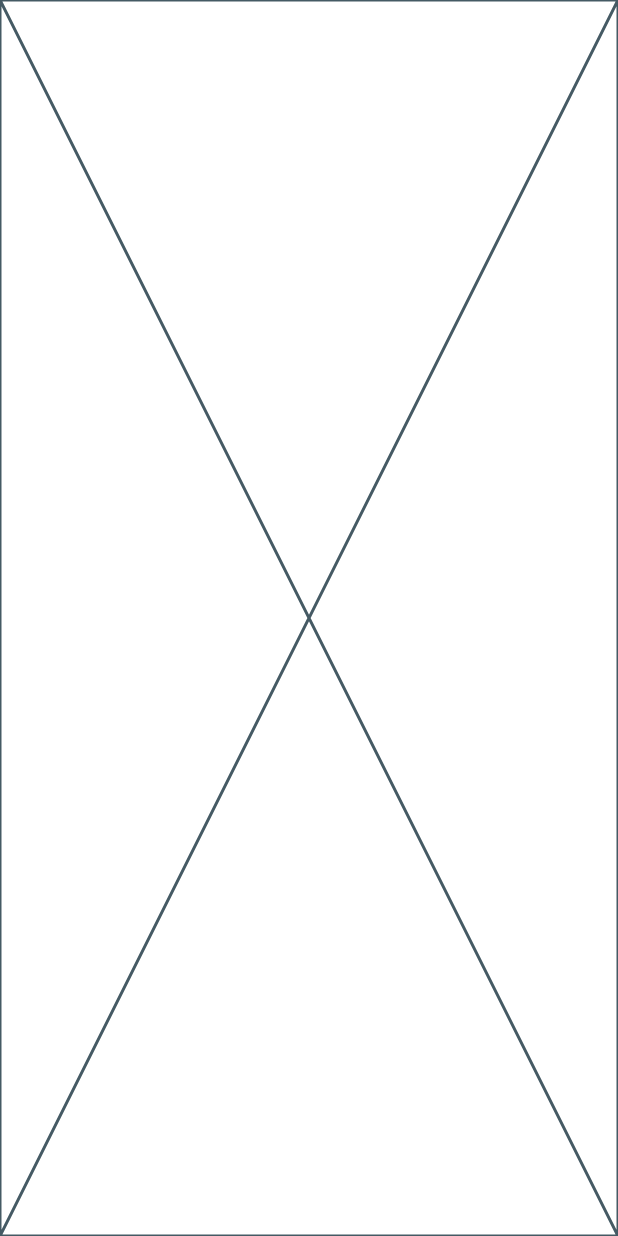
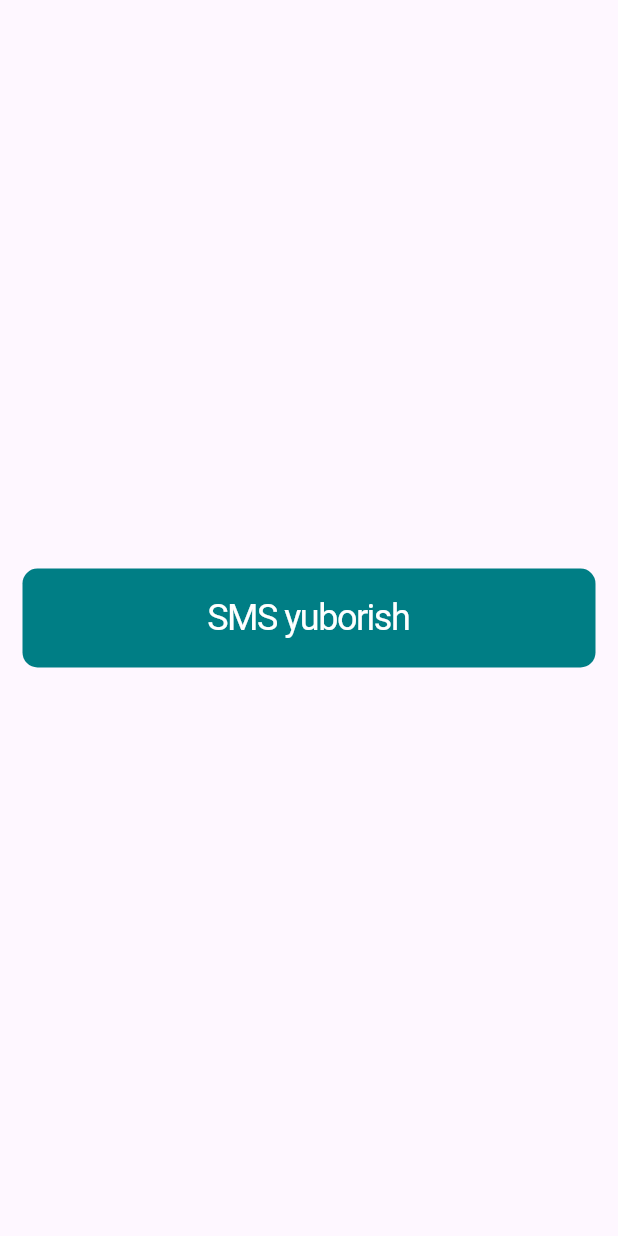
Before and after one commit to YuldoshMakhmud/clinicapp, a Flutter app: the screen it shows after launch, on a phone screen of 412 x 824 dp. Run offline on Flutter 3.47's test engine with Material 3 defaults, Android fonts, the phone set to English and light mode, and no system bars; drawn by our look-alikes of zoom_tap_animation; Roboto replaces fonts that are missing (LexentTera).

Commit message:
custom_button_widgets_done

```diff
--- a/lib/main.dart
+++ b/lib/main.dart
@@ -1,4 +1,5 @@
 import 'package:clinicapp/data/routes/app_routes.dart';
+import 'package:clinicapp/data/routes/navigation_service.dart';
 import 'package:flutter/material.dart';
 
 void main() {
@@ -18,6 +19,7 @@ class MyApp extends StatelessWidget {
         colorScheme: ColorScheme.fromSeed(seedColor: Colors.deepPurple),
         useMaterial3: true,
       ),
+      navigatorKey: NavigationService.instance.navigatorKey,
       onGenerateRoute: AppRoutes.generateRoute,
       initialRoute: RouteName.phoneAuth,
     );
--- /dev/null
+++ b/lib/presentation/core/constants/colors.dart
@@ -0,0 +1,9 @@
+import 'package:flutter/material.dart';
+
+class ColorConst {
+  static Color primaryColor = const Color(0XFF007E85).withOpacity(0.1);
+  static const Color secondaryColor = Color(0XFF007E85);
+  static Color unclickableColor = const Color(0XFF0E0E0E).withOpacity(0.6);
+  static Color textColor = const Color(0XFF333333).withOpacity(0.9);
+  static Color unSelectedColor = const Color(0XFF333333).withOpacity(0.3);
+}
--- /dev/null
+++ b/lib/presentation/core/resource/resourse.dart
@@ -0,0 +1,3 @@
+class AppFonts {
+  static const String lexentTera = "LexentTera";
+}
--- a/lib/presentation/screen/auth/phone_auth_screen.dart
+++ b/lib/presentation/screen/auth/phone_auth_screen.dart
@@ -1,10 +1,27 @@
+import 'package:clinicapp/presentation/widgets/custom_button.dart';
 import 'package:flutter/material.dart';
 
-class ClinicAuth extends StatelessWidget {
+class ClinicAuth extends StatefulWidget {
   const ClinicAuth({super.key});
 
   @override
+  State<ClinicAuth> createState() => _ClinicAuthState();
+}
+
+class _ClinicAuthState extends State<ClinicAuth> {
+  @override
   Widget build(BuildContext context) {
-    return const Placeholder();
+    return Scaffold(
+        body: Column(
+      mainAxisAlignment: MainAxisAlignment.center,
+      crossAxisAlignment: CrossAxisAlignment.center,
+      children: [
+        CustomButtonWidget(
+          text: "SMS yuborish",
+          onTap: () {},
+          isIcon: false,
+        )
+      ],
+    ));
   }
 }
--- /dev/null
+++ b/lib/presentation/widgets/custom_button.dart
@@ -0,0 +1,56 @@
+import 'package:clinicapp/presentation/core/constants/colors.dart';
+import 'package:clinicapp/presentation/core/resource/resourse.dart';
+import 'package:flutter/material.dart';
+import 'package:zoom_tap_animation/zoom_tap_animation.dart';
+
+class CustomButtonWidget extends StatelessWidget {
+  const CustomButtonWidget(
+      {super.key,
+      required this.text,
+      this.isIcon = false,
+      this.padding = 6,
+      this.color = ColorConst.secondaryColor,
+      required this.onTap});
+  final String text;
+  final bool isIcon;
+  final double padding;
+  final Color color;
+  final Function() onTap;
+
+  @override
+  Widget build(BuildContext context) {
+    return ZoomTapAnimation(
+      onTap: onTap,
+      child: Stack(
+        children: [
+          Container(
+            padding: EdgeInsets.symmetric(vertical: 16),
+            margin: EdgeInsets.symmetric(horizontal: 15, vertical: padding),
+            alignment: Alignment.center,
+            decoration: BoxDecoration(
+                color: color, borderRadius: BorderRadius.circular(10)),
+            child: Text(
+              text,
+              style: const TextStyle(
+                  fontWeight: FontWeight.w400,
+                  fontSize: 24,
+                  fontFamily: AppFonts.lexentTera,
+                  color: Colors.white,
+                  letterSpacing: -1),
+            ),
+          ),
+          if (isIcon)
+            const Positioned(
+              top: 0,
+              bottom: 0,
+              right: 30,
+              child: Icon(
+                Icons.arrow_forward_sharp,
+                color: Colors.white,
+              ),
+            )
+        ],
+      ),
+    );
+  }
+}
```
Also changed, not shown: lib/data/mock/mock_data.dart (added, +57 -0 lines), lib/data/model/news_model.dart (added, +16 -0 lines), lib/data/model/user_modl.dart (added, +14 -0 lines), pubspec.yaml (+7 -5 lines), assets/font/LexendTera-VariableFont_wght.ttf (added), assets/images/image1.png (added), pubspec.lock.
